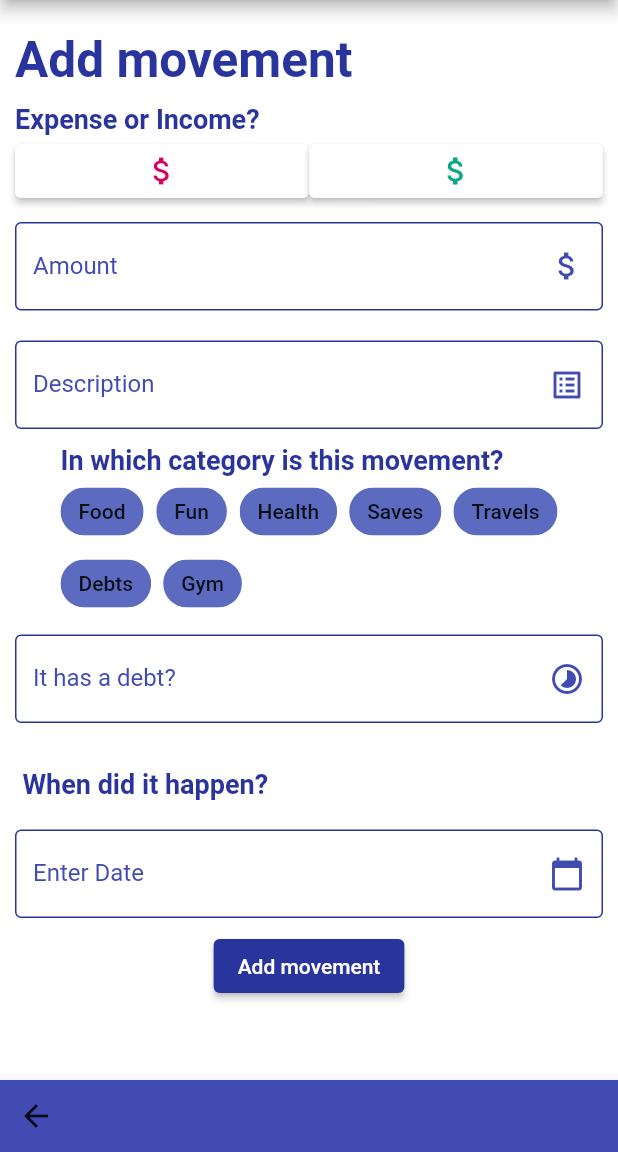
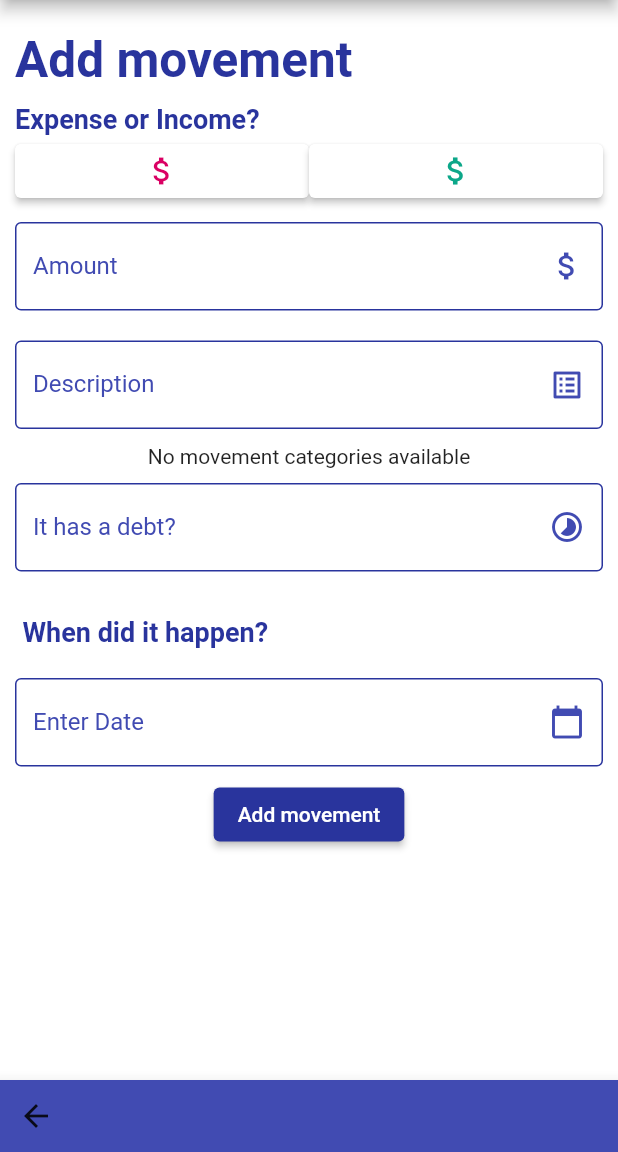
Before and after one commit to Alexjes98/WalletKit, a Flutter app: the AddMovementPage screen opened by its route, on a phone screen of 412 x 824 dp, the part 84-1236 px from its top. Run offline on Flutter 3.47's test engine with Material 2 defaults, Android fonts, the phone set to English and light mode, and no system bars; our stand-ins replace flutter_expandable_fab, flutter_secure_storage; missing offline and left inert: encrypt, flutter_iconpicker; accounts and stored records are empty; statements that could not run were skipped.

Commit message:
finish create movement types

```diff
--- a/lib/DTO/movement_category_dto.dart
+++ b/lib/DTO/movement_category_dto.dart
@@ -1,12 +1,16 @@
+import 'package:flutter/material.dart';
+
 class MovementCategoryDTO {
   final int id;
   final String name;
   final String details;
+  final IconData icon;
 
   MovementCategoryDTO({
     required this.id,
     required this.name,
     required this.details,
+    required this.icon,
   });
 
   factory MovementCategoryDTO.fromJson(Map<String, dynamic> json) {
@@ -14,6 +18,7 @@ class MovementCategoryDTO {
       id: json['id'],
       name: json['name'],
       details: json['details'],
+      icon: IconData(json['icon'], fontFamily: 'MaterialIcons'),
     );
   }
 
@@ -21,5 +26,6 @@ class MovementCategoryDTO {
         'id': id,
         'name': name,
         'details': details,
+        'icon': icon.codePoint,
       };
 }
--- a/lib/pages/add_movement_page.dart
+++ b/lib/pages/add_movement_page.dart
@@ -1,8 +1,10 @@
 import 'dart:core';
 import 'package:flutter/material.dart';
 import 'package:intl/intl.dart';
+import 'package:wallet_kit/DTO/movement_category_dto.dart';
 
 import 'package:wallet_kit/constants/components.dart';
+import 'package:wallet_kit/services/movement_category.dart';
 import 'package:wallet_kit/widgets/date_picker.dart';
 import 'package:wallet_kit/widgets/expense_income_selector.dart';
 import 'package:wallet_kit/widgets/movement_type_select.dart';
@@ -130,7 +132,7 @@ class _AddMovementPageState extends State<AddMovementPage> {
                   onPressed: () {
                     Navigator.of(context).pop();
                   },
-                  icon: Icon(Icons.arrow_back),
+                  icon: const Icon(Icons.arrow_back),
                 )
               ],
             )),
--- a/lib/route_generator.dart
+++ b/lib/route_generator.dart
@@ -1,5 +1,6 @@
 import 'package:flutter/material.dart';
 import 'package:wallet_kit/constants/strings.dart';
+import 'package:wallet_kit/pages/add_movement_category_page.dart';
 import 'package:wallet_kit/pages/add_movement_page.dart';
 import 'package:wallet_kit/pages/home_page.dart';
 
@@ -10,9 +11,11 @@ class RouteGenerator {
 
     switch (name) {
       case '/':
-        return MaterialPageRoute(builder: ((_) => HomePage()));
+        return MaterialPageRoute(builder: ((_) => const HomePage()));
       case '/addMovement':
-        return MaterialPageRoute(builder: ((_) => AddMovementPage()));
+        return MaterialPageRoute(builder: ((_) => const AddMovementPage()));
+      case '/addMovementCategory':
+        return MaterialPageRoute(builder: ((_) => const AddMovementCategoryPage()));
       default:
         return _errorRoute();
     }
--- a/lib/styles/text/texts.dart
+++ b/lib/styles/text/texts.dart
@@ -1,7 +1,7 @@
 import 'package:flutter/material.dart';
 import 'package:wallet_kit/constants/app_colors.dart';
 
-TextStyle basic_form_title = TextStyle(
+TextStyle basic_form_title = const TextStyle(
   color: primaryColor,
   fontWeight: FontWeight.bold,
   fontSize: 18,
--- a/lib/utils/encryption_helper.dart
+++ b/lib/utils/encryption_helper.dart
@@ -1,11 +1,11 @@
-import 'dart:convert';
 
 import 'package:flutter_secure_storage/flutter_secure_storage.dart';
 import 'package:encrypt/encrypt.dart';
 
 class EncryptionHelper {
   final _storage = const FlutterSecureStorage();
-  final _key = Key.fromUtf8('60ab3a236ba98eff6fa7769cfe52dba6');
+  final _key = Key.fromUtf8(
+      '60ab3a236ba98eff6fa7769cfe52dba6'); // this key is temporary, it should be stored in a safe place
   final _iv = IV.fromLength(16);
 
   Key get key => _key;
--- a/lib/widgets/home/balance_list.dart
+++ b/lib/widgets/home/balance_list.dart
@@ -16,7 +16,7 @@ class BalanceList extends StatelessWidget {
               bottom: BorderSide(color: primaryColor, width: 3))),
       child: ListView(
         shrinkWrap: true,
-        children: [
+        children: const [
           MovementListTile(
             amount: 15,
             change: '\$',
--- a/lib/widgets/home/welcome_display.dart
+++ b/lib/widgets/home/welcome_display.dart
@@ -10,9 +10,9 @@ class WelcomeDisplay extends StatelessWidget {
   Widget build(BuildContext context) {
     return Container(
       padding: const EdgeInsets.symmetric(vertical: 15),
-      child: Row(
+      child: const Row(
         mainAxisAlignment: MainAxisAlignment.spaceBetween,
-        children: const [
+        children: [
           Text(
             'Welcome $userName',
             style: TextStyle(
--- a/lib/widgets/movement_list_display.dart
+++ b/lib/widgets/movement_list_display.dart
@@ -3,7 +3,7 @@ import 'package:flutter/material.dart';
 import 'package:wallet_kit/constants/app_colors.dart';
 
 class MovementListTile extends StatelessWidget {
-  MovementListTile(
+  const MovementListTile(
       {Key? key,
       this.amount,
       this.description,
--- a/lib/widgets/movement_type_select.dart
+++ b/lib/widgets/movement_type_select.dart
@@ -1,7 +1,10 @@
 import 'package:flutter/material.dart ';
+import 'package:wallet_kit/DTO/movement_category_dto.dart';
 import 'package:wallet_kit/constants/app_colors.dart';
 
 import 'package:wallet_kit/styles/text/texts.dart';
+
+import '../services/movement_category.dart';
 
 class MoneyMovementCategorySelector extends StatefulWidget {
   const MoneyMovementCategorySelector(
@@ -14,19 +17,22 @@ class MoneyMovementCategorySelector extends StatefulWidget {
 
 class _MoneyMovementCategorySelectorState
     extends State<MoneyMovementCategorySelector> {
+  MovementCategoryService movementCategoryService = MovementCategoryService();
+  late Future<List<MovementCategoryDTO>> decryptedMovementCategories;
+
+  _MoneyMovementCategorySelectorState() {
+    decryptedMovementCategories = _loadDecryptedMovementCategories();
+  }
+
+  Future<List<MovementCategoryDTO>> _loadDecryptedMovementCategories() async {
+    List<MovementCategoryDTO> categories =
+        await movementCategoryService.getAllDecryptedMovementCategories();
+    return categories.toList();
+  }
+
   num selectedTypes = 0;
 
-  Map<num, String> movementTypes = {
-    1: 'Food',
-    2: 'Fun',
-    3: 'Health',
-    4: 'Saves',
-    5: 'Travels',
-    6: 'Debts',
-    7: 'Gym',
-  };
-
-  void _toggleMovementType(num typeId) {
+  void toggleMovementType(num typeId) {
     setState(() {
       selectedTypes = typeId;
     });
@@ -35,26 +41,71 @@ class _MoneyMovementCategorySelectorState
 
   @override
   Widget build(BuildContext context) {
-    return Column(
-      crossAxisAlignment: CrossAxisAlignment.start,
-      children: [
-        Text(
-          'In which category is this movement?',
-          style: basic_form_title,
-        ),
-        Wrap(
-          spacing: 8,
-          children: movementTypes.keys.map((typeId) {
-            return ChoiceChip(
-              selectedColor: primaryColor,
-              backgroundColor: primaryLight,
-              label: Text(movementTypes[typeId]!),
-              selected: selectedTypes == typeId,
-              onSelected: (selected) => _toggleMovementType(typeId),
-            );
-          }).toList(),
-        ),
-      ],
+    return FutureBuilder(
+      future: decryptedMovementCategories,
+      builder: (context, snapshot) {
+        if (snapshot.connectionState == ConnectionState.waiting) {
+          return const CircularProgressIndicator();
+        } else if (snapshot.hasError) {
+          return const Text('Error loading movement categories');
+        } else if (!snapshot.hasData || snapshot.data!.isEmpty) {
+          return const Text('No movement categories available');
+        } else {
+          return SizedBox(
+            height: 300,
+            child: Column(
+              children: [
+                const Text('Select movement category',
+                    style: TextStyle(
+                        fontSize: 25,
+                        fontWeight: FontWeight.bold,
+                        color: primaryColor)),
+                Expanded(
+                  child: ListView.builder(
+                    shrinkWrap: true,
+                    itemCount: snapshot.data!.length,
+                    itemBuilder: (context, index) {
+                      MovementCategoryDTO movementCategory =
+                          snapshot.data![index];
+                      return ListTile(
+                        onTap: () {
+                          toggleMovementType(movementCategory.id);
+                        },
+                        dense: true,
+                        title: Text(
+                          movementCategory.name,
+                          style: const TextStyle(
+                              color: primaryColor,
+                              fontWeight: FontWeight.bold,
+                              fontSize: 20),
+                        ),
+                        subtitle: Text(movementCategory.details,
+                            style: TextStyle(fontSize: 10)),
+                        trailing: Icon(
+                          movementCategory.icon,
+                          size: 30,
+                          color: primaryColor,
+                        ),
+                        leading: Radio<num>(
+                          value: movementCategory.id,
+                          groupValue: selectedTypes,
+                          onChanged: (num? typeId) {
+                            toggleMovementType(typeId!);
+                          },
+                        ),
+                      );
+                    },
+                  ),
+                ),
+                const Divider(
+                  color: primaryColor,
+                  thickness: 2,
+                ),
+              ],
+            ),
+          );
+        }
+      },
     );
   }
 }
--- a/pubspec.yaml
+++ b/pubspec.yaml
@@ -18,7 +18,7 @@ publish_to: 'none' # Remove this line if you wish to publish to pub.dev
 version: 1.0.0+1
 
 environment:
-  sdk: ">=2.17.1 <3.0.0"
+  sdk: ">=3.0.0 <4.0.0"
 
 # Dependencies specify other packages that your package needs in order to work.
 # To automatically upgrade your package dependencies to the latest versions
@@ -32,6 +32,7 @@ dependencies:
   intl: ^0.18.1 # for date formatting
   flutter_secure_storage: ^5.0.3 # for secure storage
   encrypt: ^5.0.1 # for encryption
+  flutter_iconpicker: ^3.2.4 # for icon picker
 
   flutter_expandable_fab: ^1.5.1
   # The following adds the Cupertino Icons font to your application.
```
Also changed, not shown: lib/pages/add_movement_category_page.dart (added, +166 -0 lines), lib/pages/home_page.dart (+1 -6 lines), lib/services/movement_category.dart (added, +105 -0 lines), lib/services/movements.dart (+24 -1 lines), lib/widgets/home/floating_expandable_action_button.dart (+11 -2 lines), pubspec.lock, 3 other files.
